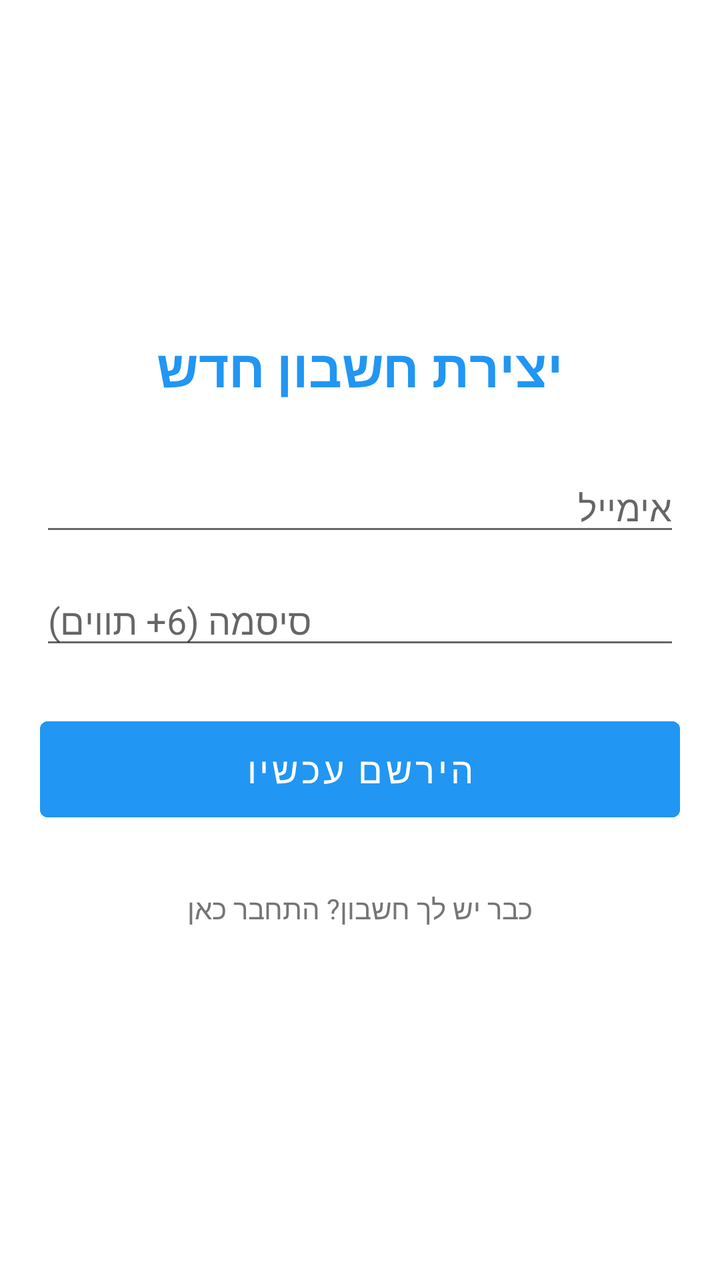
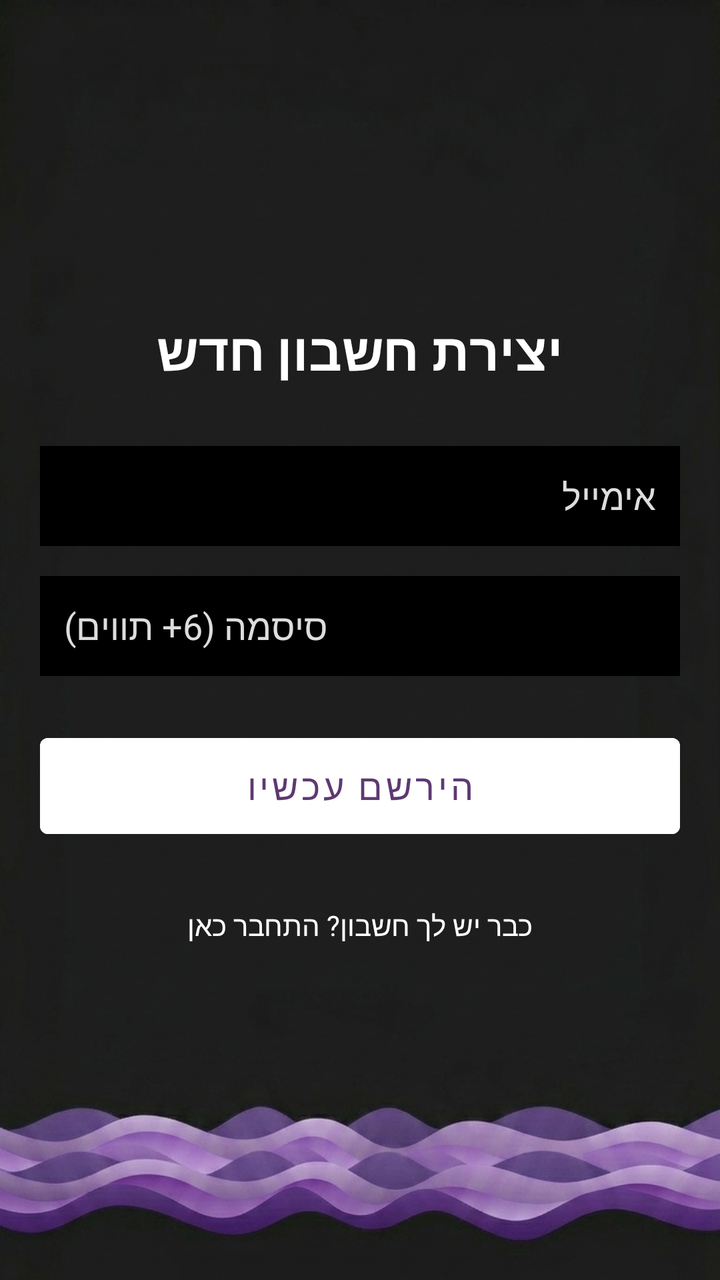

An Android layout rendered at two revisions. The XML below is the earlier revision; the diff shows what the commit changed to produce the second picture.
<!-- AndroidManifest.xml: application theme Theme.MaterialComponents.DayNight.NoActionBar -->
<!-- res/layout/activity_signup.xml -->
<?xml version="1.0" encoding="utf-8"?>
<LinearLayout xmlns:android="http://schemas.android.com/apk/res/android"
    android:layout_width="match_parent"
    android:layout_height="match_parent"
    android:orientation="vertical"
    android:padding="20dp"
    android:gravity="center"
    android:background="#FFFFFF">

    <TextView
        android:layout_width="wrap_content"
        android:layout_height="wrap_content"
        android:text="יצירת חשבון חדש"
        android:textSize="26sp"
        android:textStyle="bold"
        android:layout_marginBottom="30dp"
        android:textColor="#2196F3"/>

    <EditText
        android:id="@+id/etEmailSignUp"
        android:layout_width="match_parent"
        android:layout_height="wrap_content"
        android:hint="אימייל"
        android:inputType="textEmailAddress"
        android:layout_marginBottom="15dp"/>

    <EditText
        android:id="@+id/etPasswordSignUp"
        android:layout_width="match_parent"
        android:layout_height="wrap_content"
        android:hint="סיסמה (6+ תווים)"
        android:inputType="textPassword"
        android:layout_marginBottom="25dp"/>

    <Button
        android:id="@+id/btnSignUp"
        android:layout_width="match_parent"
        android:layout_height="60dp"
        android:text="הירשם עכשיו"
        android:backgroundTint="#2196F3"
        android:textColor="#FFFFFF"
        android:textSize="18sp"/>

    <TextView
        android:id="@+id/tvBackToLogin"
        android:layout_width="wrap_content"
        android:layout_height="wrap_content"
        android:text="כבר יש לך חשבון? התחבר כאן"
        android:textColor="#757575"
        android:layout_marginTop="20dp"
        android:padding="10dp"/>

</LinearLayout>
<!-- resources referenced by this layout -->
<resources>

</resources>

<!-- the commit's change to res/layout/activity_signup.xml (unified diff, before → after) -->
@@ -5,7 +5,7 @@
     android:orientation="vertical"
     android:padding="20dp"
     android:gravity="center"
-    android:background="#FFFFFF">
+    android:background="@drawable/other_page_background">
 
     <TextView
         android:layout_width="wrap_content"
@@ -14,22 +14,32 @@
         android:textSize="26sp"
         android:textStyle="bold"
         android:layout_marginBottom="30dp"
-        android:textColor="#2196F3"/>
+        android:textColor="#FFFFFF"/>
 
     <EditText
         android:id="@+id/etEmailSignUp"
         android:layout_width="match_parent"
-        android:layout_height="wrap_content"
+        android:layout_height="50dp"
+        android:background="#000000"
         android:hint="אימייל"
+        android:textColor="#FFFFFF"
+        android:textColorHint="#DDDDDD"
         android:inputType="textEmailAddress"
+        android:paddingLeft="12dp"
+        android:paddingRight="12dp"
         android:layout_marginBottom="15dp"/>
 
     <EditText
         android:id="@+id/etPasswordSignUp"
         android:layout_width="match_parent"
-        android:layout_height="wrap_content"
+        android:layout_height="50dp"
+        android:background="#000000"
         android:hint="סיסמה (6+ תווים)"
+        android:textColor="#FFFFFF"
+        android:textColorHint="#DDDDDD"
         android:inputType="textPassword"
+        android:paddingLeft="12dp"
+        android:paddingRight="12dp"
         android:layout_marginBottom="25dp"/>
 
     <Button
@@ -37,8 +47,8 @@
         android:layout_width="match_parent"
         android:layout_height="60dp"
         android:text="הירשם עכשיו"
-        android:backgroundTint="#2196F3"
-        android:textColor="#FFFFFF"
+        android:backgroundTint="#FFFFFF"
+        android:textColor="#5E3971"
         android:textSize="18sp"/>
 
     <TextView
@@ -46,7 +56,7 @@
         android:layout_width="wrap_content"
         android:layout_height="wrap_content"
         android:text="כבר יש לך חשבון? התחבר כאן"
-        android:textColor="#757575"
+        android:textColor="#FFFFFF"
         android:layout_marginTop="20dp"
         android:padding="10dp"/>
 
<!-- resource entries referenced after the edit -->
@@ -1,5 +1,5 @@
 <!-- resources referenced by this layout -->
 <resources>
-
+  <!-- drawable other_page_background: png bitmap (drawable, 591084 bytes) -->
 </resources>
 
